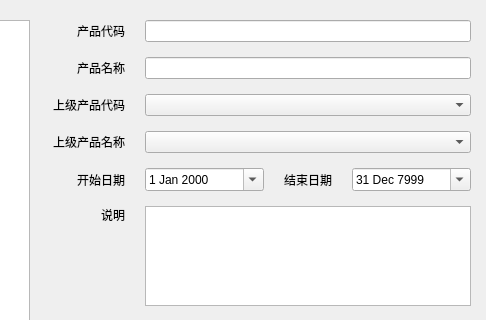
ruofeng216/fmlnew, file FML/view/mainframe/product_manage.ui: the form before one commit; both pictures show x 652 to 1138 and y 0 to 320 of the 1138 by 477 pixel window.
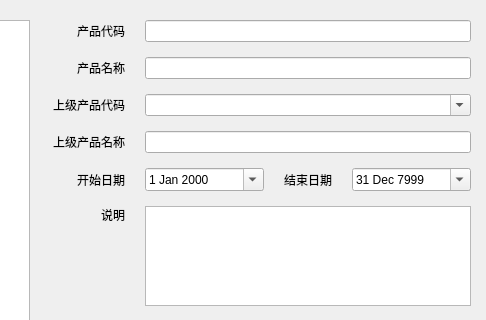
The form after the commit. Custom widgets are drawn as their Qt base class.

```diff
--- a/FML/view/mainframe/product_manage.ui
+++ b/FML/view/mainframe/product_manage.ui
@@ -136,7 +136,11 @@
         </widget>
        </item>
        <item>
-        <widget class="QComboBox" name="cbParentCode"/>
+        <widget class="QComboBox" name="cbParentCode">
+         <property name="editable">
+          <bool>true</bool>
+         </property>
+        </widget>
        </item>
       </layout>
      </item>
@@ -168,7 +172,11 @@
         </widget>
        </item>
        <item>
-        <widget class="QComboBox" name="cbParentName"/>
+        <widget class="QLineEdit" name="lineEditParentName">
+         <property name="readOnly">
+          <bool>false</bool>
+         </property>
+        </widget>
        </item>
       </layout>
      </item>
@@ -438,6 +446,11 @@
    <extends>QLineEdit</extends>
    <header>xlineedit.h</header>
   </customwidget>
+  <customwidget>
+   <class>xDateEdit</class>
+   <extends>QDateEdit</extends>
+   <header>xdateedit.h</header>
+  </customwidget>
  </customwidgets>
  <resources/>
  <connections/>
```
Left out of the diff: 2 changed lines with no effect on the pictures.
